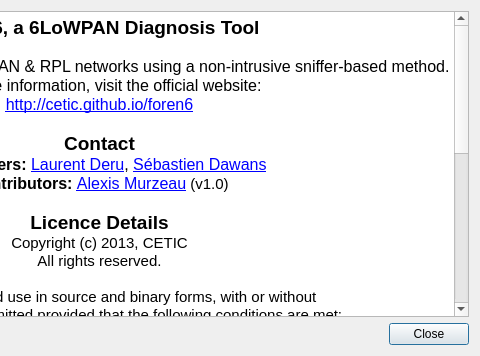
Above: About.ui from cetic/foren6-gui-qt before the change; both pictures show x 267 to 747 and y 0 to 356 of the 747 by 356 pixel window. Below: the same form after it.
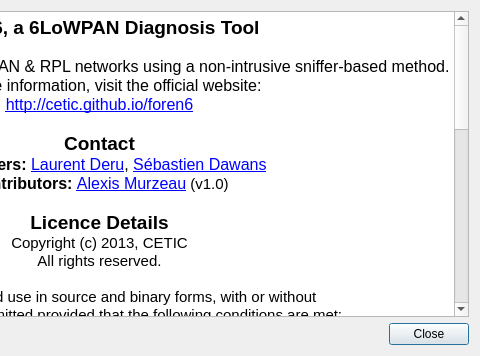
That is the form after the change.

Commit message: Icon acknowledgements in About dialog

```diff
--- a/About.ui
+++ b/About.ui
@@ -96,7 +96,15 @@
 &lt;p align=&quot;center&quot; style=&quot; margin-top:0px; margin-bottom:0px; margin-left:0px; margin-right:0px; -qt-block-indent:0; text-indent:0px;&quot;&gt;LOSS OF USE, DATA, OR PROFITS; OR BUSINESS INTERRUPTION) HOWEVER CAUSED AND&lt;/p&gt;
 &lt;p align=&quot;center&quot; style=&quot; margin-top:0px; margin-bottom:0px; margin-left:0px; margin-right:0px; -qt-block-indent:0; text-indent:0px;&quot;&gt;ON ANY THEORY OF LIABILITY, WHETHER IN CONTRACT, STRICT LIABILITY, OR TORT&lt;/p&gt;
 &lt;p align=&quot;center&quot; style=&quot; margin-top:0px; margin-bottom:0px; margin-left:0px; margin-right:0px; -qt-block-indent:0; text-indent:0px;&quot;&gt;(INCLUDING NEGLIGENCE OR OTHERWISE) ARISING IN ANY WAY OUT OF THE USE OF THIS&lt;/p&gt;
-&lt;p align=&quot;center&quot; style=&quot; margin-top:0px; margin-bottom:0px; margin-left:0px; margin-right:0px; -qt-block-indent:0; text-indent:0px;&quot;&gt;SOFTWARE, EVEN IF ADVISED OF THE POSSIBILITY OF SUCH DAMAGE.&lt;/p&gt;&lt;/body&gt;&lt;/html&gt;</string>
+&lt;p align=&quot;center&quot; style=&quot; margin-top:0px; margin-bottom:0px; margin-left:0px; margin-right:0px; -qt-block-indent:0; text-indent:0px;&quot;&gt;SOFTWARE, EVEN IF ADVISED OF THE POSSIBILITY OF SUCH DAMAGE.&lt;/p&gt;
+&lt;p align=&quot;center&quot; style=&quot;-qt-paragraph-type:empty; margin-top:0px; margin-bottom:0px; margin-left:0px; margin-right:0px; -qt-block-indent:0; text-indent:0px;&quot;&gt;&lt;br /&gt;&lt;/p&gt;
+&lt;p align=&quot;center&quot; style=&quot; margin-top:0px; margin-bottom:0px; margin-left:0px; margin-right:0px; -qt-block-indent:0; text-indent:0px;&quot;&gt;&lt;span style=&quot; font-size:14pt; font-weight:600;&quot;&gt;Acknowledgements&lt;/span&gt;&lt;/p&gt;
+&lt;p align=&quot;center&quot; style=&quot; margin-top:0px; margin-bottom:0px; margin-left:0px; margin-right:0px; -qt-block-indent:0; text-indent:0px;&quot;&gt;&lt;span style=&quot; font-size:12pt;&quot;&gt;All icons used are free for commercial use.&lt;/span&gt;&lt;/p&gt;
+&lt;p align=&quot;center&quot; style=&quot; margin-top:0px; margin-bottom:0px; margin-left:0px; margin-right:0px; -qt-block-indent:0; text-indent:0px;&quot;&gt;&lt;span style=&quot; font-size:12pt;&quot;&gt;We thank the following icon designers:&lt;/span&gt;&lt;/p&gt;
+&lt;p align=&quot;center&quot; style=&quot; margin-top:0px; margin-bottom:0px; margin-left:0px; margin-right:0px; -qt-block-indent:0; text-indent:0px;&quot;&gt;&lt;a href=&quot;http://victorerixon.com/&quot;&gt;&lt;span style=&quot; text-decoration: underline; color:#0000ff;&quot;&gt;http://victorerixon.com&lt;/span&gt;&lt;/a&gt;&lt;/p&gt;
+&lt;p align=&quot;center&quot; style=&quot; margin-top:0px; margin-bottom:0px; margin-left:0px; margin-right:0px; -qt-block-indent:0; text-indent:0px;&quot;&gt;&lt;a href=&quot;http://www.webalys.com/minicons/icons-free-pack.php&quot;&gt;&lt;span style=&quot; text-decoration: underline; color:#0000ff;&quot;&gt;http://www.webalys.com/minicons/icons-free-pack.php&lt;/span&gt;&lt;/a&gt;&lt;/p&gt;
+&lt;p align=&quot;center&quot; style=&quot; margin-top:0px; margin-bottom:0px; margin-left:0px; margin-right:0px; -qt-block-indent:0; text-indent:0px;&quot;&gt;&lt;a href=&quot;http://www.danilodemarco.com&quot;&gt;&lt;span style=&quot; text-decoration: underline; color:#0000ff;&quot;&gt;http://www.danilodemarco.com&lt;/span&gt;&lt;/a&gt;&lt;/p&gt;
+&lt;p align=&quot;center&quot; style=&quot; margin-top:0px; margin-bottom:0px; margin-left:0px; margin-right:0px; -qt-block-indent:0; text-indent:0px;&quot;&gt;&lt;a href=&quot;https://www.iconfinder.com/designmodo&quot;&gt;&lt;span style=&quot; text-decoration: underline; color:#0000ff;&quot;&gt;https://www.iconfinder.com/designmodo&lt;/span&gt;&lt;/a&gt;&lt;/p&gt;&lt;/body&gt;&lt;/html&gt;</string>
      </property>
      <property name="openExternalLinks">
       <bool>true</bool>
```
